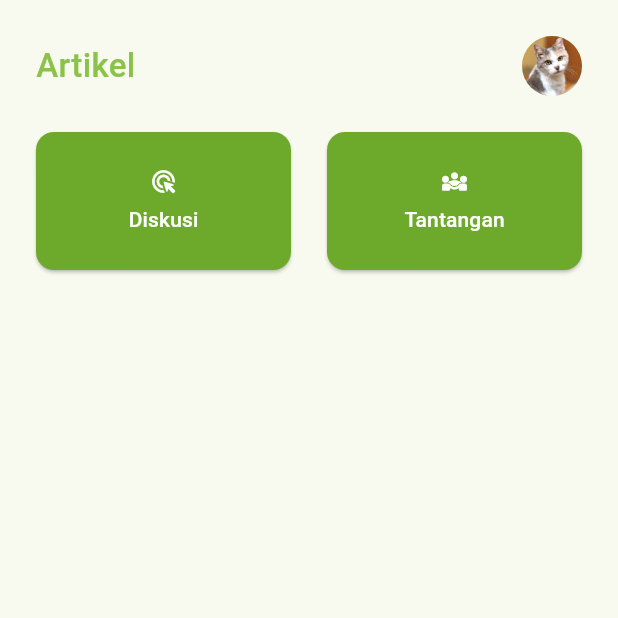
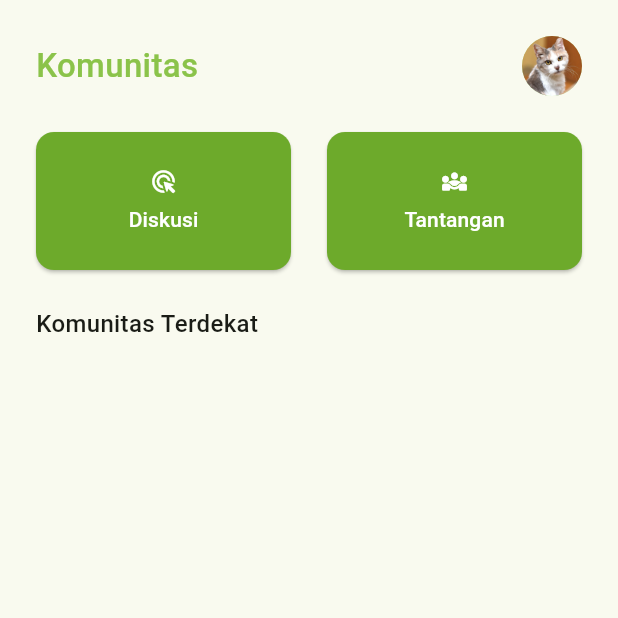
Before and after one commit to Golden-Tomini/Cryce, a Flutter app: the ComunityScreen screen opened directly, on a phone screen of 412 x 824 dp, the top half of it. Run offline on Flutter 3.47's test engine with Material 3 defaults, Android fonts, the light colour scheme and no system bars; network calls fail.

```diff
--- a/lib/screen/article_screen.dart
+++ b/lib/screen/article_screen.dart
@@ -31,7 +31,7 @@ class ArticleScreen extends StatelessWidget{
                 )
               ),
               Container(
-                margin: const EdgeInsets.symmetric(horizontal: 24.0),
+                margin: const EdgeInsets.symmetric(horizontal: 24.0,),
                 child: const SearchBarWidget(textPlaceholder: 'Cari artikel'),
               ),
               Container(
--- a/lib/screen/comunity_screen.dart
+++ b/lib/screen/comunity_screen.dart
@@ -10,6 +10,7 @@ class ComunityScreen extends StatelessWidget{
       body: SafeArea(
         child: SingleChildScrollView(
           child: Column(
+            crossAxisAlignment: CrossAxisAlignment.start,
             children: [
               Container(
                 margin: const EdgeInsets.all(24.0),
@@ -17,7 +18,7 @@ class ComunityScreen extends StatelessWidget{
                   mainAxisAlignment: MainAxisAlignment.spaceBetween,
                   children: [
                     Text(
-                      'Artikel',
+                      'Komunitas',
                       style: TextStyle(
                         fontSize: 22.0,
                         fontWeight: FontWeight.w500,
@@ -94,6 +95,17 @@ class ComunityScreen extends StatelessWidget{
                     )
                   ],
                 ),
+              ),
+              Container(
+                margin: const EdgeInsets.symmetric(horizontal: 24.0, vertical: 24.0),
+                child: const Column(
+                  children: [
+                    Text(
+                      'Komunitas Terdekat',
+                      style: TextStyle(fontSize: 16, fontWeight: FontWeight.w500),
+                    )
+                  ],
+                ),
               )
             ],
           ),
--- a/lib/screen/market_screen.dart
+++ b/lib/screen/market_screen.dart
@@ -129,7 +129,7 @@ class MarketScreen extends StatelessWidget{
             ),
           ),
           Container(
-            margin: const EdgeInsets.symmetric(vertical:24.0, horizontal: 24.0),
+            margin: const EdgeInsets.all(24),
             child: const SearchBarWidget(textPlaceholder: 'Cari makanan',),
           ),
           Container(
```
